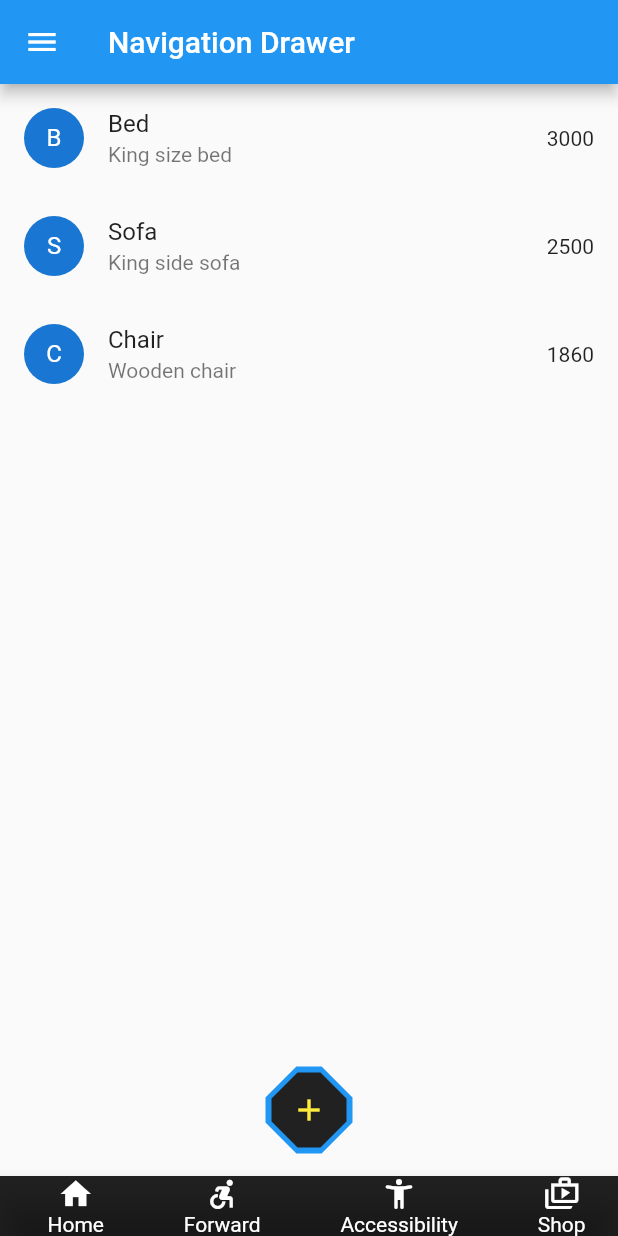
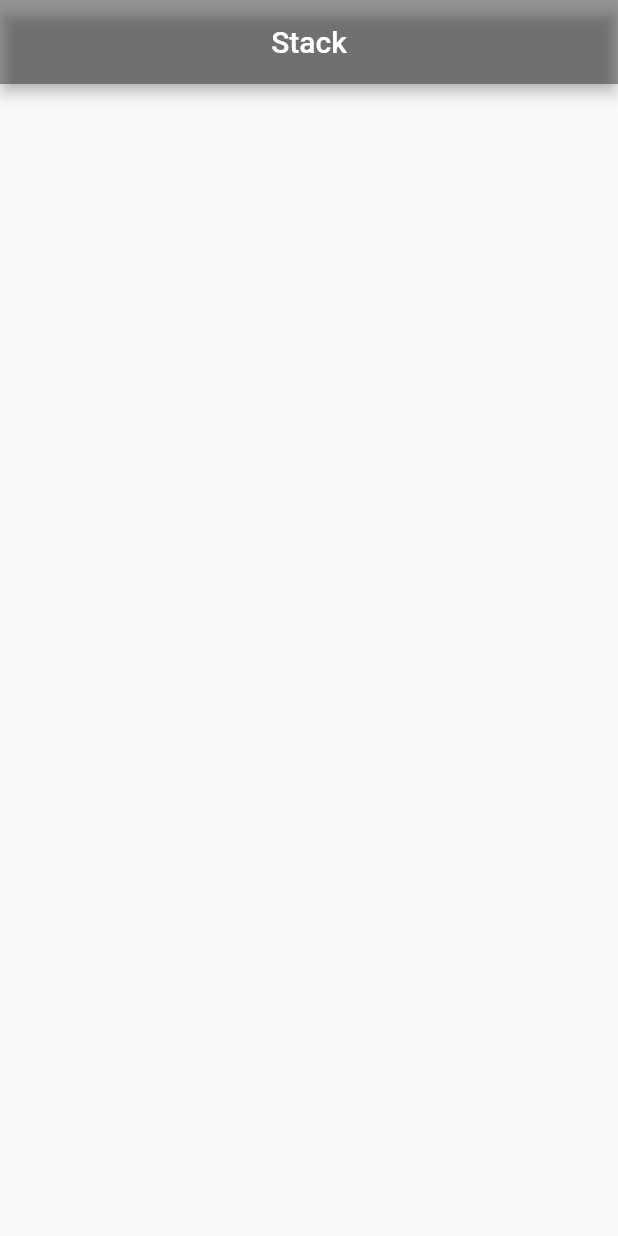
Before and after one commit to HasanBinZaker99/FlutterBasic, a Flutter app: the screen it shows after launch, on a phone screen of 412 x 824 dp. Run offline on Flutter 3.47's test engine with Material 2 defaults, Android fonts, the phone set to English and light mode, and no system bars; our stand-ins replace font_awesome_flutter.

Commit message:
third commit

```diff
--- a/lib/main.dart
+++ b/lib/main.dart
@@ -1,3 +1,4 @@
+import 'package:first_app/screens/StackAndPositioningWidget.dart';
 import 'package:flutter/material.dart';
 import 'screens/dashboard.dart';
 import 'screens/Home.dart';
@@ -19,6 +20,7 @@ class MyApp extends StatelessWidget {
         // home: Home());
         // home: RowsColumns());
         //home: ListViews());
-        home: ListViewBuilderEx());
+        //home: ListViewBuilderEx());
+        home: StackAndPositioningWidget());
   }
 }
--- a/lib/screens/ListViewBuilder.dart
+++ b/lib/screens/ListViewBuilder.dart
@@ -13,6 +13,7 @@ class ListViewBuilderEx extends StatelessWidget {
   @override
   Widget build(BuildContext context) {
     return Scaffold(
+      backgroundColor: Colors.yellow.shade700,
       appBar: AppBar(
         title: Text("Navigation Drawer"),
       ),
@@ -69,7 +70,7 @@ class ListViewBuilderEx extends StatelessWidget {
               );
             }),
       ),
-      floatingActionButtonLocation: FloatingActionButtonLocation.centerFloat,
+      floatingActionButtonLocation: FloatingActionButtonLocation.centerDocked,
       floatingActionButton: FloatingActionButton(
         onPressed: () {},
         child: Icon(Icons.add),
@@ -84,6 +85,8 @@ class ListViewBuilderEx extends StatelessWidget {
         //mini: true,
       ),
       bottomNavigationBar: BottomAppBar(
+          notchMargin: 5.0,
+          shape: CircularNotchedRectangle(),
           color: Colors.black87,
           child: Row(
             mainAxisAlignment: MainAxisAlignment.spaceAround,
--- /dev/null
+++ b/lib/screens/StackAndPositioningWidget.dart
@@ -0,0 +1,16 @@
+import 'package:flutter/material.dart';
+
+class StackAndPositioningWidget extends StatelessWidget {
+  const StackAndPositioningWidget({super.key});
+
+  @override
+  Widget build(BuildContext context) {
+    return Scaffold(
+      appBar: AppBar(
+        title: Text("Stack"),
+        centerTitle: true,
+        backgroundColor: Colors.black38,
+      ),
+    );
+  }
+}
```
